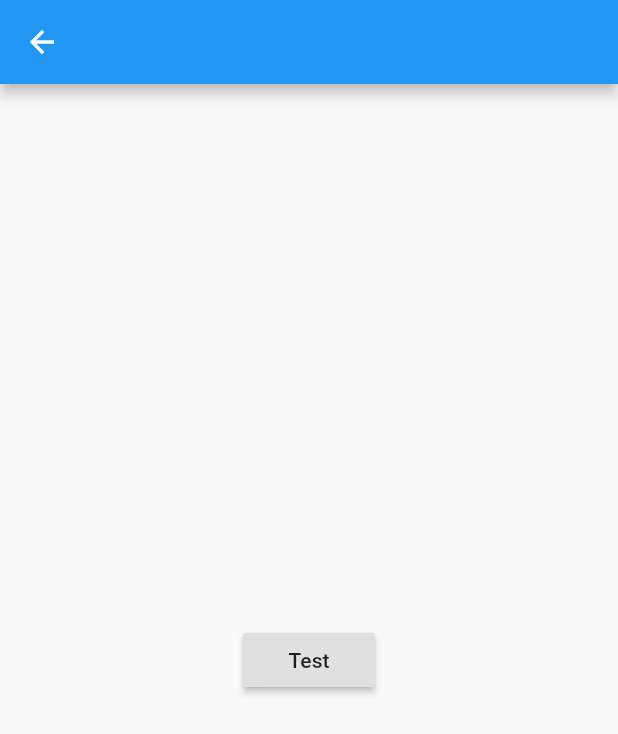
After one commit to BloomTech-Labs/student-art-collection-android, a Flutter app: the ArtworkUploadPage screen opened directly, after a tap on "Test", on a phone screen of 412 x 824 dp. The commit adds this screen. Shown: the top 734 px of the screen. Run offline on Flutter 3.47's test engine with Material 2 defaults, Android fonts, the phone set to English and light mode, and no system bars; our stand-ins replace bloc, carousel_slider, dartz, data_connection_checker, equatable, extended_image and 6 more; missing offline and left inert: dart:ffi; accounts and stored records are empty; statements that could not run were skipped.

Commit message:
Write method for uploading artwork

```diff
--- a/lib/core/util/input_converter.dart
+++ b/lib/core/util/input_converter.dart
@@ -38,16 +38,16 @@ class InputConverter {
     ));
   }
 
-  Either<ArtworkInputFailure, ArtworkToUpload> uploadInfoToArtwork({
-    schoolId: String,
-    category: int,
-    price: int,
-    sold: bool,
-    title: String,
-    artistName: String,
-    description: String,
-    imagesToUpload: List,
-  }) {
+  Either<ArtworkInputFailure, ArtworkToUpload> uploadInfoToArtwork(
+    int schoolId,
+    int category,
+    int price,
+    bool sold,
+    String title,
+    String artistName,
+    String description,
+    List<String> imagesToUpload,
+  ) {
     return Right(ArtworkToUpload(
       schoolId: schoolId,
       category: category,
--- a/lib/features/list_art/data/data_source/query.dart
+++ b/lib/features/list_art/data/data_source/query.dart
@@ -20,7 +20,10 @@ const String GET_ARTWORK_FOR_SCHOOL = r'''
   ) {
      artBySchool(school_id: $school_id) {
       id,
-      category,
+      category {
+        id,
+        category
+      },
       school_id,
       price,
       sold,
--- a/lib/features/list_art/domain/usecase/upload_artwork.dart
+++ b/lib/features/list_art/domain/usecase/upload_artwork.dart
@@ -22,7 +22,7 @@ class ArtworkToUpload extends Equatable {
   final int schoolId, category, price;
   final bool sold;
   final String title, artistName, description;
-  final List<ImageToUpload> imagesToUpload;
+  final List<String> imagesToUpload;
 
   ArtworkToUpload({
     @required this.schoolId,
--- a/lib/features/list_art/presentation/bloc/upload/artwork_upload_bloc.dart
+++ b/lib/features/list_art/presentation/bloc/upload/artwork_upload_bloc.dart
@@ -34,14 +34,14 @@ class ArtworkUploadBloc extends Bloc<ArtworkUploadEvent, ArtworkUploadState> {
     if (currentUser is Authorized) {
       if (event is UploadNewArtworkEvent) {
         final artworkToUpload = converter.uploadInfoToArtwork(
-          schoolId: currentUser.school.schoolId,
-          category: event.category,
-          price: event.price,
-          sold: event.sold,
-          title: event.title,
-          artistName: event.artistName,
-          description: event.description,
-          imagesToUpload: event.imageUrls,
+          currentUser.school.id,
+          event.category,
+          event.price,
+          event.sold,
+          event.title,
+          event.artistName,
+          event.description,
+          event.imageUrls,
         );
         yield* artworkToUpload.fold(
           (failure) async* {
--- /dev/null
+++ b/lib/features/list_art/presentation/page/artwork_upload_page.dart
@@ -0,0 +1,62 @@
+import 'package:flutter/material.dart';
+import 'package:flutter_bloc/flutter_bloc.dart';
+import 'package:student_art_collection/features/list_art/presentation/bloc/upload/artwork_upload_bloc.dart';
+import 'package:student_art_collection/features/list_art/presentation/bloc/upload/artwork_upload_event.dart';
+import 'package:student_art_collection/features/list_art/presentation/bloc/upload/artwork_upload_state.dart';
+
+import '../../../../service_locator.dart';
+
+class ArtworkUploadPage extends StatelessWidget {
+  static const String ID = 'school_artwork_detail';
+
+  @override
+  Widget build(BuildContext context) {
+    return BlocProvider<ArtworkUploadBloc>(
+      create: (context) => sl<ArtworkUploadBloc>(),
+      child: Scaffold(
+        appBar: AppBar(),
+        body: BlocListener<ArtworkUploadBloc, ArtworkUploadState>(
+          listener: (context, state) {},
+          child: UploadForm(),
+        ),
+      ),
+    );
+  }
+}
+
+class UploadForm extends StatefulWidget {
+  @override
+  _UploadFormState createState() => _UploadFormState();
+}
+
+class _UploadFormState extends State<UploadForm> {
+  @override
+  Widget build(BuildContext context) {
+    return Center(
+      child: RaisedButton(
+        onPressed: () {
+          dispatchUpload();
+        },
+        child: Text(
+          'Test',
+        ),
+      ),
+    );
+  }
+
+  dispatchUpload() {
+    BlocProvider.of<ArtworkUploadBloc>(context).add(UploadNewArtworkEvent(
+        category: 1,
+        price: 20,
+        sold: false,
+        title: 'Android Test Art',
+        artistName: 'Test Student',
+        description: 'Test description',
+        imageUrls: [
+          'https://images.pexels.com/photos/102127/pexels-photo-102127.jpeg?auto=compress&cs=tinysrgb&dpr=2&h=650&w=940',
+          'https://images.pexels.com/photos/459225/pexels-photo-459225.jpeg?auto=compress&cs=tinysrgb&dpr=1&w=940',
+          'https://images.pexels.com/photos/2303796/pexels-photo-2303796.jpeg?auto=compress&cs=tinysrgb&dpr=1&w=500',
+          'https://images.pexels.com/photos/459225/pexels-photo-459225.jpeg?auto=compress&cs=tinysrgb&dpr=1&w=500',
+        ]));
+  }
+}
--- a/lib/features/list_art/presentation/page/school_gallery_page.dart
+++ b/lib/features/list_art/presentation/page/school_gallery_page.dart
@@ -8,6 +8,7 @@ import 'package:student_art_collection/features/list_art/presentation/bloc/auth/
 import 'package:student_art_collection/features/list_art/presentation/bloc/gallery/school_gallery_bloc.dart';
 import 'package:student_art_collection/features/list_art/presentation/bloc/gallery/school_gallery_event.dart';
 import 'package:student_art_collection/features/list_art/presentation/bloc/gallery/school_gallery_state.dart';
+import 'package:student_art_collection/features/list_art/presentation/page/artwork_upload_page.dart';
 import 'package:student_art_collection/features/list_art/presentation/widget/horizontal_progress_bar.dart';
 
 import '../../../../service_locator.dart';
@@ -48,7 +49,9 @@ class SchoolGalleryPage extends StatelessWidget {
             Icons.add,
           ),
           backgroundColor: accentColor,
-          onPressed: () {},
+          onPressed: () {
+            Navigator.pushNamed(context, ArtworkUploadPage.ID);
+          },
         ),
         bottomNavigationBar: BottomNavigationBar(
           backgroundColor: primaryColor,
```
Also changed, not shown: lib/core/data/model/artwork_model.dart (+5 -4 lines), lib/core/util/route_generator.dart (+19 -10 lines), lib/features/list_art/data/data_source/mutation.dart (+12 -5 lines), lib/features/list_art/data/data_source/school_remote_data_source.dart (+8 -7 lines), lib/features/list_art/presentation/page/school_artwork_detail_page.dart (deleted, +0 -10 lines), lib/service_locator.dart (+13 -7 lines).
